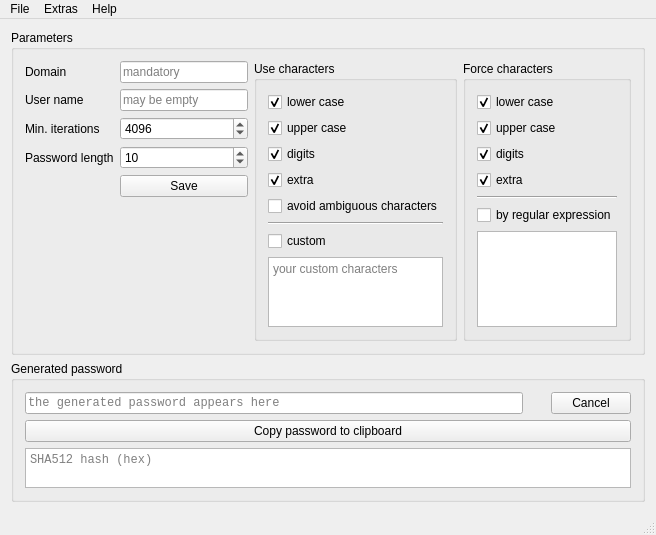
First picture: the form in mainwindow.ui, repository 607011/Qt-SESAM, before the edit.
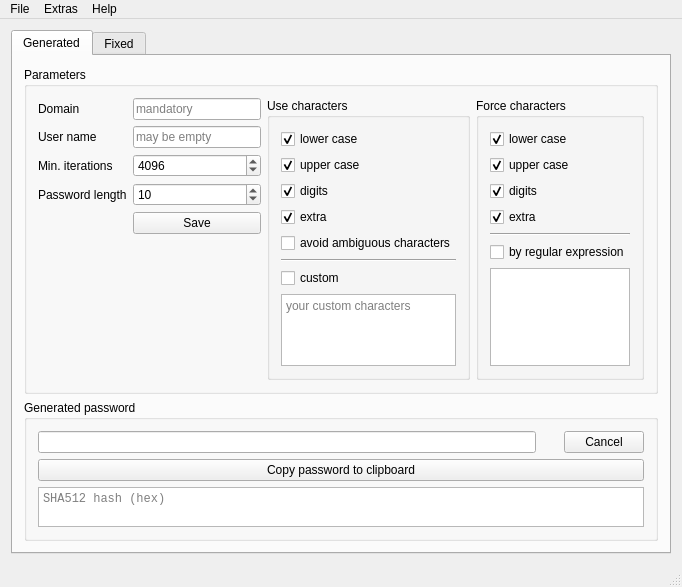
Second picture: the form after the edit.

Commit message: Preperations for issue #2

Patch:
```diff
--- a/mainwindow.ui
+++ b/mainwindow.ui
@@ -6,14 +6,24 @@
    <rect>
     <x>0</x>
     <y>0</y>
-    <width>589</width>
-    <height>482</height>
+    <width>613</width>
+    <height>527</height>
    </rect>
   </property>
   <property name="windowTitle">
    <string>ctpwdgen</string>
   </property>
   <widget class="QWidget" name="centralWidget">
+   <layout class="QGridLayout" name="gridLayout_5">
+    <item row="0" column="0">
+     <widget class="QTabWidget" name="mainTabWidget">
+      <property name="currentIndex">
+       <number>0</number>
+      </property>
+      <widget class="QWidget" name="tab">
+       <attribute name="title">
+        <string>Generated</string>
+       </attribute>
    <layout class="QVBoxLayout" name="verticalLayout_2">
     <item>
      <widget class="QGroupBox" name="groupBox_3">
@@ -329,7 +339,7 @@
             <bool>true</bool>
            </property>
            <property name="placeholderText">
-            <string>the generated password appears here</string>
+                <string/>
            </property>
           </widget>
          </item>
@@ -394,12 +404,21 @@
     </item>
    </layout>
   </widget>
+      <widget class="QWidget" name="tab_2">
+       <attribute name="title">
+        <string>Fixed</string>
+       </attribute>
+      </widget>
+     </widget>
+    </item>
+   </layout>
+  </widget>
   <widget class="QMenuBar" name="menuBar">
    <property name="geometry">
     <rect>
      <x>0</x>
      <y>0</y>
-     <width>589</width>
+     <width>613</width>
      <height>21</height>
     </rect>
    </property>
```
Left out of the diff: 6 changed lines with no effect on the pictures. Lines whose indentation alone changed are shown as unchanged.
